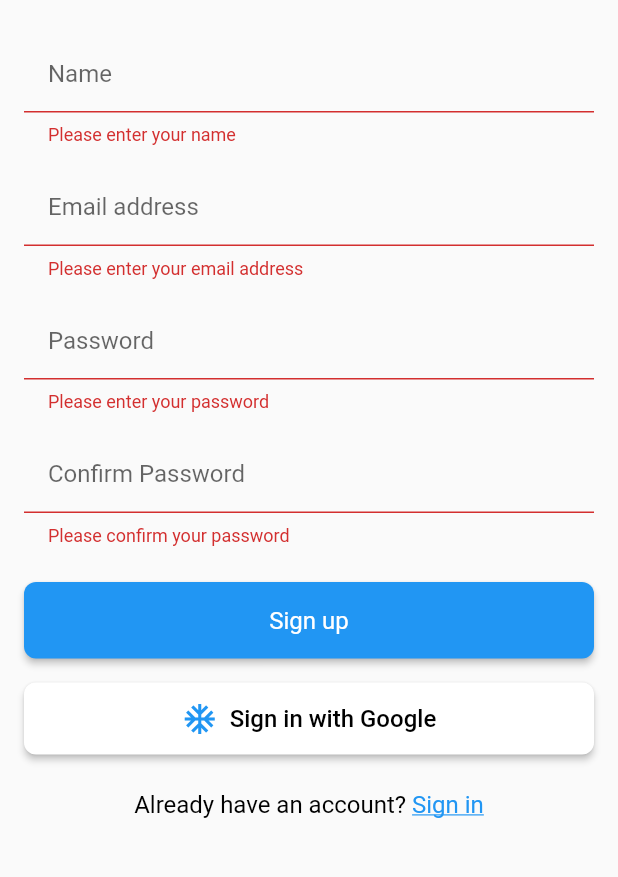
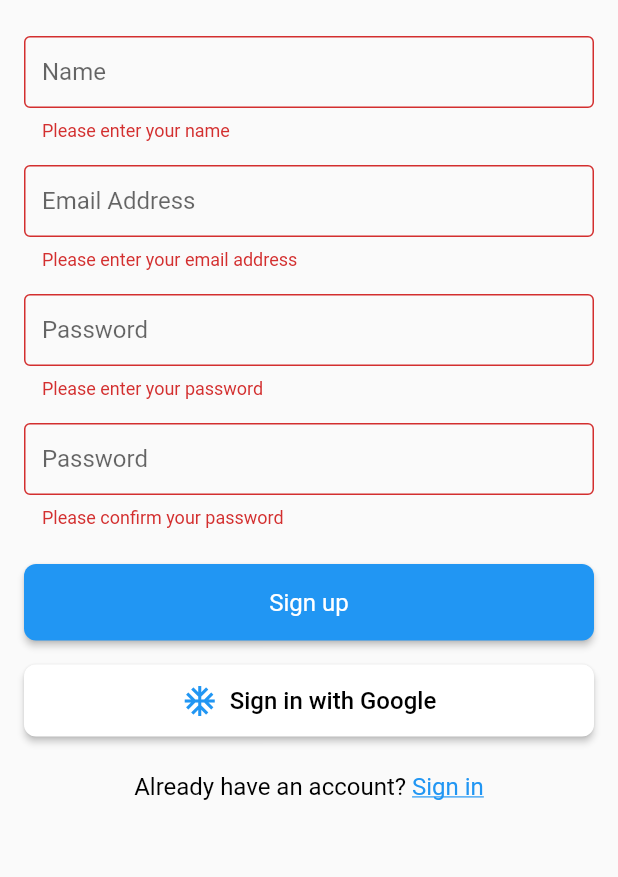
Before and after one commit to walid-hamdi/Comminq_mobile, a Flutter app: the RegisterView screen opened by its route, on a phone screen of 412 x 824 dp, the part 216-1093 px from its top. Run offline on Flutter 3.47's test engine with Material 2 defaults, Android fonts, the phone set to English and light mode, and no system bars; our stand-ins replace dio, flutter_dotenv, flutter_secure_storage, google_sign_in; accounts and stored records are empty.

Commit message:
Change the look of the fields in register

```diff
--- a/lib/views/auth/register/register_view.dart
+++ b/lib/views/auth/register/register_view.dart
@@ -106,9 +106,18 @@ class _RegisterViewState extends State<RegisterView> {
     });
   }
 
+  void _hideKeyboard() {
+    final currentFocus = FocusScope.of(context);
+    if (!currentFocus.hasPrimaryFocus) {
+      currentFocus.unfocus();
+    }
+  }
+
   @override
   Widget build(BuildContext context) {
-    return Scaffold(
+    return GestureDetector(
+      onTap: _hideKeyboard,
+      child: Scaffold(
         body: SingleChildScrollView(
           child: Padding(
             padding: const EdgeInsets.all(16.0),
@@ -130,8 +139,8 @@ class _RegisterViewState extends State<RegisterView> {
                     controller: _nameController,
                     decoration: const InputDecoration(
                       labelText: 'Name',
-                    contentPadding:
-                        EdgeInsets.symmetric(horizontal: 16.0, vertical: 8.0),
+                      border: OutlineInputBorder(),
+                      contentPadding: EdgeInsets.all(12.0),
                     ),
                     validator: (value) {
                       if (value == null || value.isEmpty) {
@@ -145,9 +154,9 @@ class _RegisterViewState extends State<RegisterView> {
                     controller: _emailController,
                     keyboardType: TextInputType.emailAddress,
                     decoration: const InputDecoration(
-                    labelText: 'Email address',
-                    contentPadding:
-                        EdgeInsets.symmetric(horizontal: 16.0, vertical: 8.0),
+                      labelText: 'Email Address',
+                      border: OutlineInputBorder(),
+                      contentPadding: EdgeInsets.all(12.0),
                     ),
                     validator: (value) {
                       if (value == null || value.isEmpty) {
@@ -164,8 +173,8 @@ class _RegisterViewState extends State<RegisterView> {
                     obscureText: true,
                     decoration: const InputDecoration(
                       labelText: 'Password',
-                    contentPadding:
-                        EdgeInsets.symmetric(horizontal: 16.0, vertical: 8.0),
+                      border: OutlineInputBorder(),
+                      contentPadding: EdgeInsets.all(12.0),
                     ),
                     validator: (value) {
                       if (value == null || value.isEmpty) {
@@ -181,9 +190,9 @@ class _RegisterViewState extends State<RegisterView> {
                     controller: _confirmPasswordController,
                     obscureText: true,
                     decoration: const InputDecoration(
-                    labelText: 'Confirm Password',
-                    contentPadding:
-                        EdgeInsets.symmetric(horizontal: 16.0, vertical: 8.0),
+                      labelText: 'Password',
+                      border: OutlineInputBorder(),
+                      contentPadding: EdgeInsets.all(12.0),
                     ),
                     validator: (value) {
                       if (value == null || value.isEmpty) {
@@ -227,7 +236,8 @@ class _RegisterViewState extends State<RegisterView> {
                     child: RichText(
                       text: TextSpan(
                         text: 'Already have an account? ',
-                      style: const TextStyle(fontSize: 16, color: Colors.black),
+                        style:
+                            const TextStyle(fontSize: 16, color: Colors.black),
                         children: [
                           TextSpan(
                             text: 'Sign in',
@@ -250,6 +260,7 @@ class _RegisterViewState extends State<RegisterView> {
             ),
           ),
         ),
+      ),
     );
   }
 }
```
Lines whose indentation alone changed are shown as unchanged.
